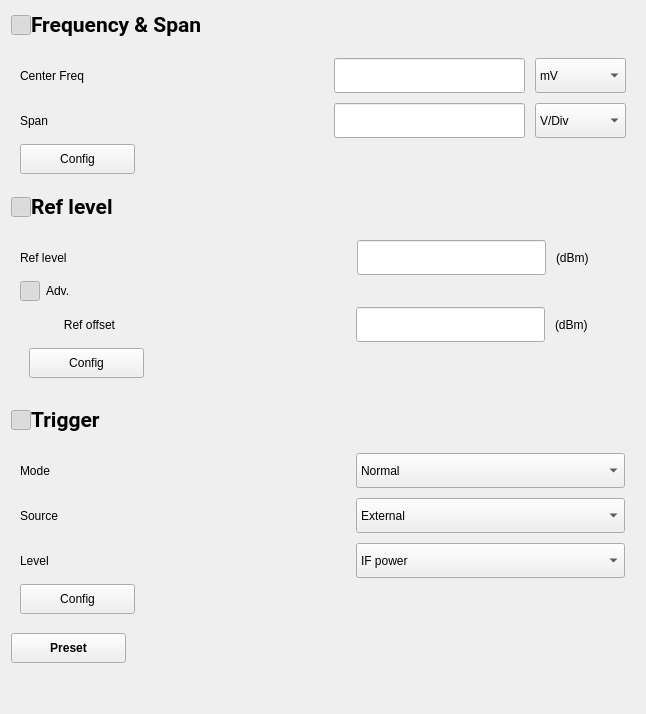
Qt form tas7061bb/widgets/wgContentFpl1003/wgContentFpl1003.ui (DoND8xforce/tas7061) before a commit.
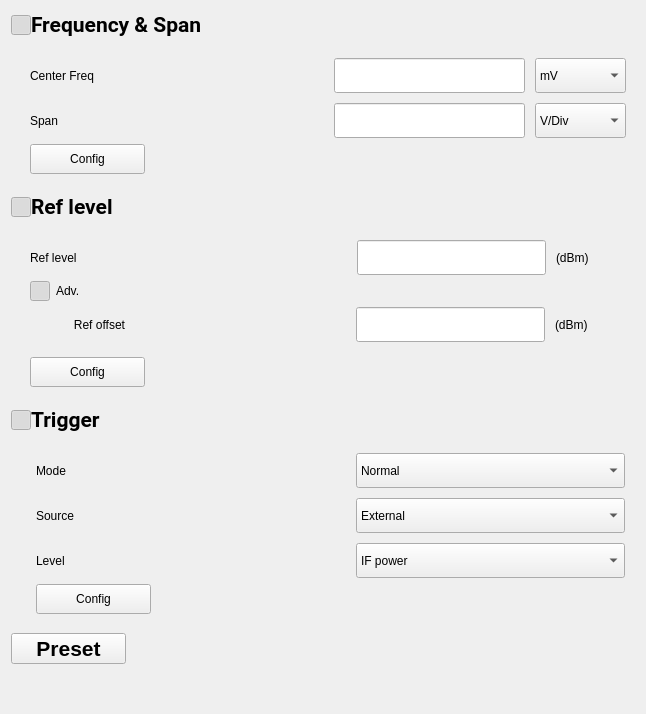
The same form after that commit. Icons and pictures are not drawn.

```diff
--- a/tas7061bb/widgets/wgContentFpl1003/wgContentFpl1003.ui
+++ b/tas7061bb/widgets/wgContentFpl1003/wgContentFpl1003.ui
@@ -121,8 +121,11 @@
        <layout class="QVBoxLayout" name="verticalLayout">
         <item>
          <layout class="QGridLayout" name="gridLayout">
+          <property name="leftMargin">
+           <number>10</number>
+          </property>
           <property name="horizontalSpacing">
-           <number>250</number>
+           <number>240</number>
           </property>
           <property name="verticalSpacing">
            <number>10</number>
@@ -227,6 +230,9 @@
         </item>
         <item>
          <layout class="QHBoxLayout" name="horizontalLayout">
+          <property name="leftMargin">
+           <number>10</number>
+          </property>
           <item>
            <widget class="QPushButton" name="pushButton_8">
             <property name="minimumSize">
@@ -361,7 +367,10 @@
         <item>
          <layout class="QHBoxLayout" name="horizontalLayout_10">
           <property name="spacing">
-           <number>272</number>
+           <number>262</number>
+          </property>
+          <property name="leftMargin">
+           <number>10</number>
           </property>
           <item>
            <widget class="QLabel" name="label">
@@ -422,6 +431,9 @@
         </item>
         <item>
          <layout class="QHBoxLayout" name="horizontalLayout_3">
+          <property name="leftMargin">
+           <number>10</number>
+          </property>
           <item>
            <widget class="QPushButton" name="btnAdv">
             <property name="minimumSize">
@@ -501,7 +513,10 @@
            <item>
             <layout class="QHBoxLayout" name="horizontalLayout_5">
              <property name="spacing">
-              <number>240</number>
+              <number>230</number>
+             </property>
+             <property name="leftMargin">
+              <number>10</number>
              </property>
              <item>
               <widget class="QLabel" name="label_5">
@@ -569,8 +584,14 @@
              </item>
             </layout>
            </item>
+          </layout>
+         </widget>
+        </item>
            <item>
             <layout class="QHBoxLayout" name="horizontalLayout_7">
+          <property name="leftMargin">
+           <number>10</number>
+          </property>
              <item>
               <widget class="QPushButton" name="pushButton_5">
                <property name="minimumSize">
@@ -611,9 +632,6 @@
           </layout>
          </widget>
         </item>
-       </layout>
-      </widget>
-     </item>
      <item>
       <layout class="QHBoxLayout" name="horizontalLayout_14">
        <property name="spacing">
@@ -713,8 +731,11 @@
        <layout class="QVBoxLayout" name="verticalLayout_3">
         <item>
          <layout class="QGridLayout" name="gridLayout_3">
+          <property name="leftMargin">
+           <number>16</number>
+          </property>
           <property name="horizontalSpacing">
-           <number>236</number>
+           <number>220</number>
           </property>
           <property name="verticalSpacing">
            <number>10</number>
@@ -852,6 +873,9 @@
         </item>
         <item>
          <layout class="QGridLayout" name="gridLayout_4">
+          <property name="leftMargin">
+           <number>16</number>
+          </property>
           <property name="verticalSpacing">
            <number>10</number>
           </property>
@@ -901,6 +925,7 @@
          </property>
          <property name="font">
           <font>
+           <pointsize>16</pointsize>
            <bold>true</bold>
           </font>
          </property>
```
Lines whose indentation alone changed are shown as unchanged.
